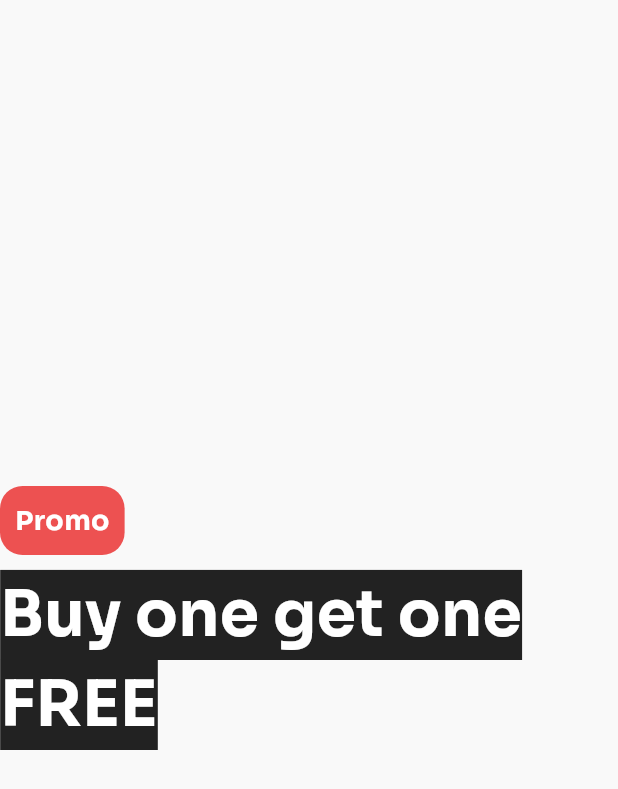
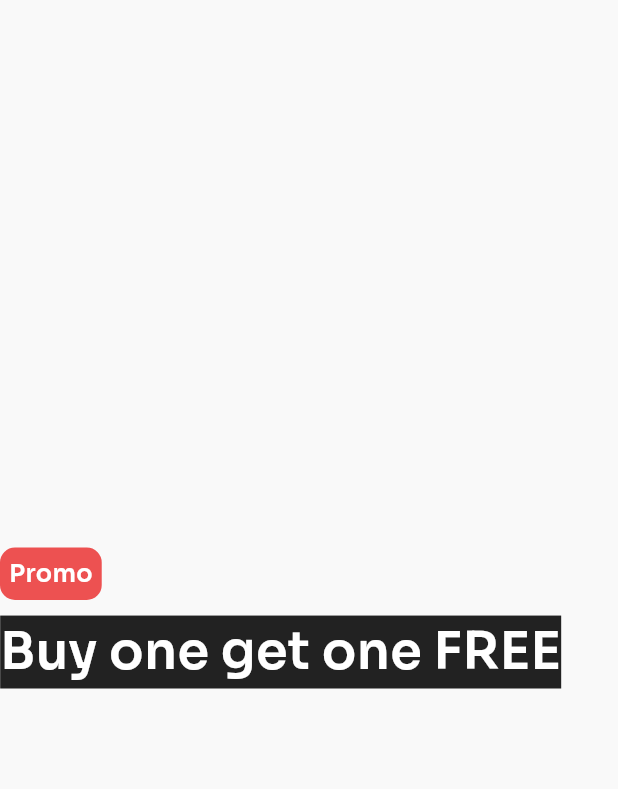
Before and after one commit to Reh4m/flutter-coffee-shop-app, a Flutter app: the BannerWidget widget shown alone on an empty page, opened directly, on a phone screen of 412 x 824 dp. Shown: the top 789 px of the screen. Run offline on Flutter 3.47's test engine with Material 3 defaults, Android fonts, the phone set to English and light mode, and no system bars; our stand-ins replace animated_toggle_switch, google_fonts, readmore.

Commit message:
Style: Update Banner widget text style

```diff
--- a/lib/src/screens/home/home_screen.dart
+++ b/lib/src/screens/home/home_screen.dart
@@ -68,7 +68,7 @@ class _HomeScreenState extends State<HomeScreen> {
   Widget _buildGradientContainer() {
     const double locationHeight = 91;
     const double searchHeight = 84;
-    const double bannerHeight = 240;
+    const double bannerHeight = 173;
     const double spacingBetweenElements = 20;
     const double gradientHeight =
         locationHeight +
@@ -109,9 +109,8 @@ class _HomeScreenState extends State<HomeScreen> {
   Widget _buildBanner() {
     return Container(
       margin: const EdgeInsets.only(top: 20, left: 20, right: 20),
-      padding: const EdgeInsets.symmetric(horizontal: 30, vertical: 10),
+      padding: const EdgeInsets.symmetric(horizontal: 30, vertical: 20),
       width: MediaQuery.of(context).size.width,
-      height: 220,
       decoration: BoxDecoration(
         borderRadius: BorderRadius.circular(15),
         image: const DecorationImage(
--- a/lib/src/screens/home/widgets/banner_widget.dart
+++ b/lib/src/screens/home/widgets/banner_widget.dart
@@ -15,16 +15,16 @@ class BannerWidget extends StatelessWidget {
           margin: EdgeInsets.zero,
           elevation: 0,
           shape: RoundedRectangleBorder(
-            borderRadius: BorderRadius.circular(15),
+            borderRadius: BorderRadius.circular(10),
           ),
           child: Container(
-            padding: const EdgeInsets.all(10),
+            padding: const EdgeInsets.all(6),
             child: const Text(
               'Promo',
               style: TextStyle(
                 color: Colors.white,
-                fontSize: 18,
-                fontWeight: FontWeight.bold,
+                fontSize: 16,
+                fontWeight: FontWeight.w600,
               ),
             ),
           ),
@@ -38,8 +38,8 @@ class BannerWidget extends StatelessWidget {
             'Buy one get one FREE',
             style: TextStyle(
               color: Colors.white,
-              fontSize: 42,
-              fontWeight: FontWeight.bold,
+              fontSize: 34,
+              fontWeight: FontWeight.w600,
               backgroundColor: Color(0xFF222222),
             ),
           ),
```
